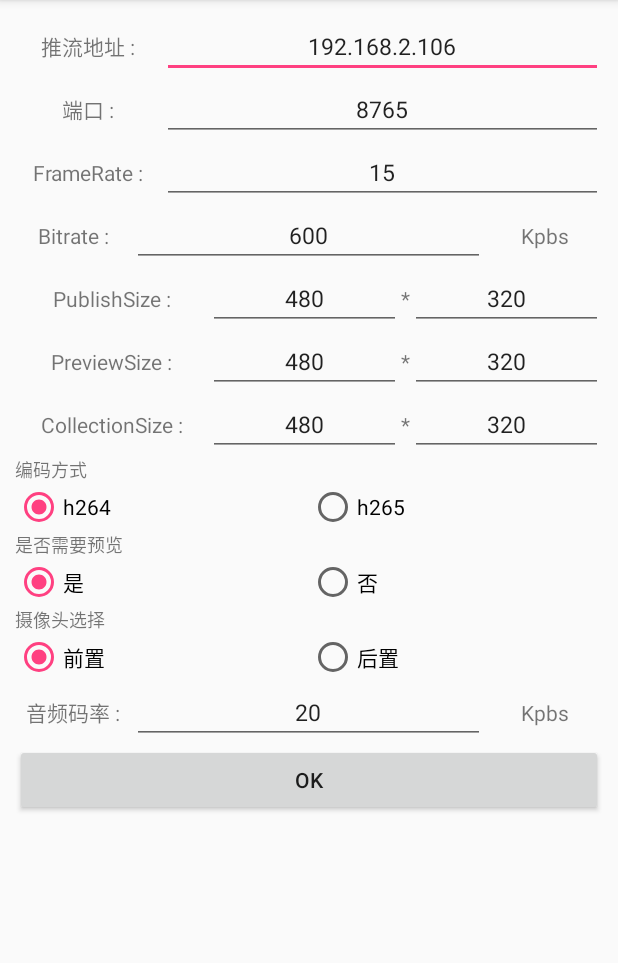
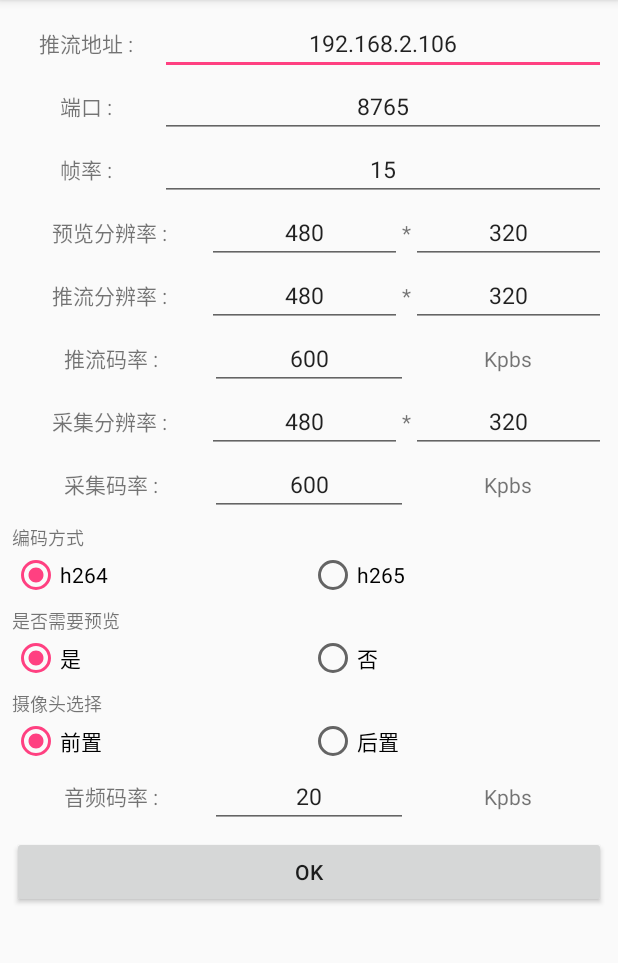
Before and after one commit to wbaizx/VideoLive, an Android app: the SendReady screen opened directly, with no data from a screen before it, on a phone screen of 412 x 824 dp, the part 84-1047 px from its top. Run offline under Robolectric (Android 15) with nearby library versions, the phone set to English and light mode, and no system bars.

Commit message:
初步区分推流和录制分辨率

```diff
--- a/app/src/main/java/com/videolive/ReciveReady.java
+++ b/app/src/main/java/com/videolive/ReciveReady.java
@@ -4,6 +4,7 @@ import android.content.Intent;
 import android.os.Bundle;
 import android.support.v7.app.AppCompatActivity;
 import android.view.View;
+import android.view.WindowManager;
 import android.widget.Button;
 import android.widget.EditText;
 import android.widget.RadioGroup;
@@ -19,6 +20,8 @@ public class ReciveReady extends AppCompatActivity {
     protected void onCreate(Bundle savedInstanceState) {
         super.onCreate(savedInstanceState);
         setContentView(R.layout.activity_recive_ready);
+
+        getWindow().setSoftInputMode(WindowManager.LayoutParams.SOFT_INPUT_STATE_ALWAYS_HIDDEN);
 
         port = findViewById(R.id.port);
         videoCode = findViewById(R.id.rvideoCode);
--- a/app/src/main/java/com/videolive/Send.java
+++ b/app/src/main/java/com/videolive/Send.java
@@ -30,7 +30,8 @@ public class Send extends AppCompatActivity {
                 .setFrameRate(getIntent().getExtras().getInt("framerate"))
                 .setVideoCode(getIntent().getExtras().getString("videoCode"))
                 .setIsPreview(getIntent().getExtras().getBoolean("ispreview"))
-                .setBitrate(getIntent().getExtras().getInt("bitrate"))
+                .setPublishBitrate(getIntent().getExtras().getInt("publishbitrate"))
+                .setCollectionBitrate(getIntent().getExtras().getInt("collectionbitrate"))
                 .setBitrateVC(getIntent().getExtras().getInt("bitrate_vc"))
                 .setPublishSize(getIntent().getExtras().getInt("pu_width"), getIntent().getExtras().getInt("pu_height"))
                 .setPreviewSize(getIntent().getExtras().getInt("pr_width"), getIntent().getExtras().getInt("pr_height"))
--- a/app/src/main/java/com/videolive/SendReady.java
+++ b/app/src/main/java/com/videolive/SendReady.java
@@ -4,6 +4,7 @@ import android.content.Intent;
 import android.os.Bundle;
 import android.support.v7.app.AppCompatActivity;
 import android.view.View;
+import android.view.WindowManager;
 import android.widget.Button;
 import android.widget.EditText;
 import android.widget.RadioGroup;
@@ -14,7 +15,8 @@ public class SendReady extends AppCompatActivity {
     private EditText url;
     private EditText port;
     private EditText framerate;
-    private EditText bitrate;
+    private EditText publishbitrate;
+    private EditText collectionbitrate;
     private EditText pu_width;
     private EditText pu_height;
     private EditText pr_width;
@@ -32,10 +34,13 @@ public class SendReady extends AppCompatActivity {
         super.onCreate(savedInstanceState);
         setContentView(R.layout.activity_send_ready);
 
+        getWindow().setSoftInputMode(WindowManager.LayoutParams.SOFT_INPUT_STATE_ALWAYS_HIDDEN);
+
         url = findViewById(R.id.url);
         port = findViewById(R.id.port);
         framerate = findViewById(R.id.framerate);
-        bitrate = findViewById(R.id.bitrate);
+        publishbitrate = findViewById(R.id.publishbitrate);
+        collectionbitrate = findViewById(R.id.collectionbitrate);
         pr_width = findViewById(R.id.pr_width);
         c_width = findViewById(R.id.c_width);
         pr_height = findViewById(R.id.pr_height);
@@ -62,7 +67,8 @@ public class SendReady extends AppCompatActivity {
         bundle.putString("url", url.getText().toString());
         bundle.putInt("port", Integer.parseInt(port.getText().toString()));
         bundle.putInt("framerate", Integer.parseInt(framerate.getText().toString()));
-        bundle.putInt("bitrate", Integer.parseInt(bitrate.getText().toString()) * 1024);
+        bundle.putInt("publishbitrate", Integer.parseInt(publishbitrate.getText().toString()) * 1024);
+        bundle.putInt("collectionbitrate", Integer.parseInt(collectionbitrate.getText().toString()) * 1024);
         bundle.putInt("bitrate_vc", Integer.parseInt(bitrate_vc.getText().toString()) * 1024);
         bundle.putInt("pu_width", Integer.parseInt(pu_width.getText().toString()));
         bundle.putInt("pu_height", Integer.parseInt(pu_height.getText().toString()));
--- a/app/src/main/res/layout/activity_recive_ready.xml
+++ b/app/src/main/res/layout/activity_recive_ready.xml
@@ -25,7 +25,8 @@
             android:layout_height="40dp"
             android:layout_weight="3"
             android:gravity="center"
-            android:text="8765" />
+            android:text="8765"
+            android:textSize="15dp" />
     </LinearLayout>
 
 
@@ -33,7 +34,8 @@
         android:layout_width="match_parent"
         android:layout_height="wrap_content"
         android:layout_marginTop="10dp"
-        android:text="解码方式" />
+        android:text="解码方式"
+        android:textSize="12dp" />
 
     <RadioGroup
         android:id="@+id/rvideoCode"
--- a/app/src/main/res/layout/activity_send_ready.xml
+++ b/app/src/main/res/layout/activity_send_ready.xml
@@ -1,11 +1,16 @@
 <?xml version="1.0" encoding="utf-8"?>
-<LinearLayout xmlns:android="http://schemas.android.com/apk/res/android"
+<ScrollView xmlns:android="http://schemas.android.com/apk/res/android"
     xmlns:tools="http://schemas.android.com/tools"
     android:layout_width="match_parent"
     android:layout_height="match_parent"
     android:orientation="vertical"
-    android:padding="10dp"
     tools:context="com.videolive.SendReady">
+
+    <LinearLayout
+        android:layout_width="match_parent"
+        android:layout_height="match_parent"
+        android:orientation="vertical"
+        android:padding="8dp">
 
         <LinearLayout
             android:layout_width="match_parent"
@@ -61,7 +66,7 @@
                 android:layout_height="wrap_content"
                 android:layout_weight="1"
                 android:gravity="center"
-            android:text="FrameRate :" />
+                android:text="帧率 :" />
 
             <EditText
                 android:id="@+id/framerate"
@@ -85,24 +90,33 @@
                 android:layout_height="wrap_content"
                 android:layout_weight="1"
                 android:gravity="center"
-            android:text="Bitrate :" />
+                android:text="预览分辨率 :" />
 
             <EditText
-            android:id="@+id/bitrate"
-            android:layout_width="0dp"
-            android:layout_height="wrap_content"
-            android:layout_weight="3"
-            android:gravity="center"
-            android:text="600"
-            android:textSize="15dp" />
-
-        <TextView
+                android:id="@+id/pr_width"
                 android:layout_width="0dp"
                 android:layout_height="wrap_content"
                 android:layout_weight="1"
                 android:gravity="center"
-            android:text="Kpbs" />
+                android:text="480"
+                android:textSize="15dp" />
+
+            <TextView
+                android:layout_width="wrap_content"
+                android:layout_height="wrap_content"
+                android:gravity="center"
+                android:text="*" />
+
+            <EditText
+                android:id="@+id/pr_height"
+                android:layout_width="0dp"
+                android:layout_height="wrap_content"
+                android:layout_weight="1"
+                android:gravity="center"
+                android:text="320"
+                android:textSize="15dp" />
         </LinearLayout>
+
 
         <LinearLayout
             android:layout_width="match_parent"
@@ -114,7 +128,7 @@
                 android:layout_height="wrap_content"
                 android:layout_weight="1"
                 android:gravity="center"
-            android:text="PublishSize :" />
+                android:text="推流分辨率 :" />
 
             <EditText
                 android:id="@+id/pu_width"
@@ -151,31 +165,23 @@
                 android:layout_height="wrap_content"
                 android:layout_weight="1"
                 android:gravity="center"
-            android:text="PreviewSize :" />
+                android:text="推流码率 :" />
 
             <EditText
-            android:id="@+id/pr_width"
+                android:id="@+id/publishbitrate"
                 android:layout_width="0dp"
                 android:layout_height="wrap_content"
                 android:layout_weight="1"
                 android:gravity="center"
-            android:text="480"
+                android:text="600"
                 android:textSize="15dp" />
 
             <TextView
-            android:layout_width="wrap_content"
-            android:layout_height="wrap_content"
-            android:gravity="center"
-            android:text="*" />
-
-        <EditText
-            android:id="@+id/pr_height"
                 android:layout_width="0dp"
                 android:layout_height="wrap_content"
                 android:layout_weight="1"
                 android:gravity="center"
-            android:text="320"
-            android:textSize="15dp" />
+                android:text="Kpbs" />
         </LinearLayout>
 
         <LinearLayout
@@ -188,7 +194,7 @@
                 android:layout_height="wrap_content"
                 android:layout_weight="1"
                 android:gravity="center"
-            android:text="CollectionSize :" />
+                android:text="采集分辨率 :" />
 
             <EditText
                 android:id="@+id/c_width"
@@ -215,9 +221,39 @@
                 android:textSize="15dp" />
         </LinearLayout>
 
+        <LinearLayout
+            android:layout_width="match_parent"
+            android:layout_height="wrap_content"
+            android:orientation="horizontal">
+
+            <TextView
+                android:layout_width="0dp"
+                android:layout_height="wrap_content"
+                android:layout_weight="1"
+                android:gravity="center"
+                android:text="采集码率 :" />
+
+            <EditText
+                android:id="@+id/collectionbitrate"
+                android:layout_width="0dp"
+                android:layout_height="wrap_content"
+                android:layout_weight="1"
+                android:gravity="center"
+                android:text="600"
+                android:textSize="15dp" />
+
+            <TextView
+                android:layout_width="0dp"
+                android:layout_height="wrap_content"
+                android:layout_weight="1"
+                android:gravity="center"
+                android:text="Kpbs" />
+        </LinearLayout>
+
         <TextView
             android:layout_width="match_parent"
             android:layout_height="wrap_content"
+            android:layout_marginTop="5dp"
             android:text="编码方式"
             android:textSize="12dp" />
 
@@ -246,6 +282,7 @@
         <TextView
             android:layout_width="match_parent"
             android:layout_height="wrap_content"
+            android:layout_marginTop="5dp"
             android:text="是否需要预览"
             android:textSize="12dp" />
 
@@ -274,6 +311,7 @@
         <TextView
             android:layout_width="match_parent"
             android:layout_height="wrap_content"
+            android:layout_marginTop="5dp"
             android:text="摄像头选择"
             android:textSize="12dp" />
 
@@ -315,7 +353,7 @@
                 android:id="@+id/bitrate_vc"
                 android:layout_width="0dp"
                 android:layout_height="wrap_content"
-            android:layout_weight="3"
+                android:layout_weight="1"
                 android:gravity="center"
                 android:text="20"
                 android:textSize="15dp" />
@@ -332,5 +370,7 @@
             android:id="@+id/begin"
             android:layout_width="match_parent"
             android:layout_height="wrap_content"
+            android:layout_marginTop="5dp"
             android:text="ok" />
     </LinearLayout>
+</ScrollView>
```
Also changed, not shown: library/src/main/java/com/library/Publish.java (+24 -14 lines), library/src/main/java/com/library/vd/RecordEncoder.java (added, +107 -0 lines), library/src/main/java/com/library/vd/VDEncoder.java (+23 -20 lines). Lines whose indentation alone changed are shown as unchanged.
